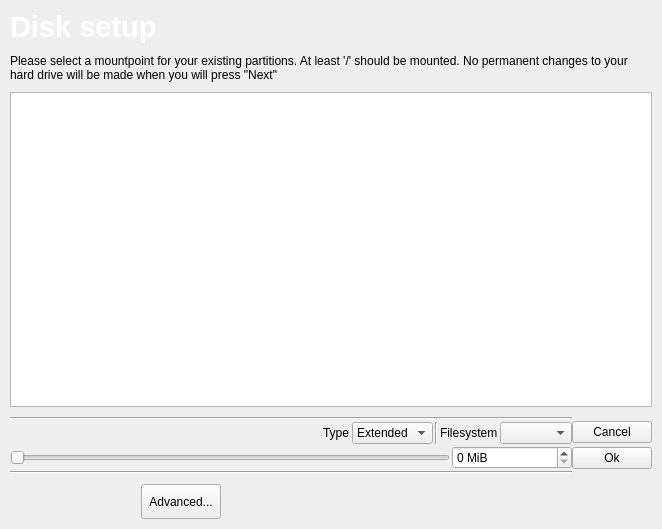
Inkane/Tribe, file ui/pages/partition.ui: the form before one commit.
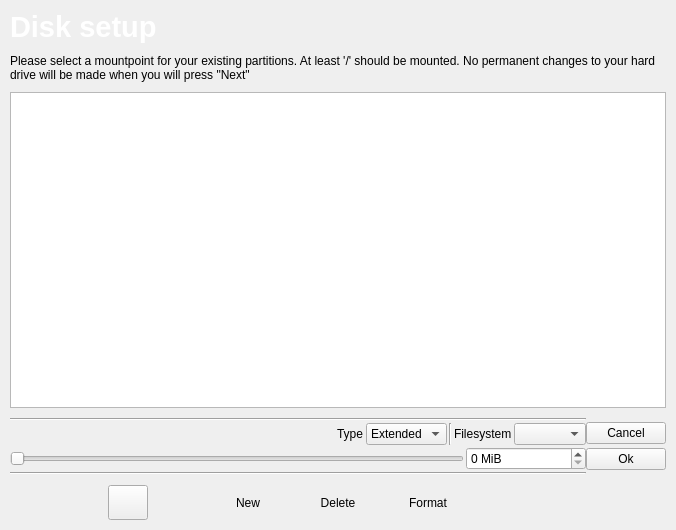
The form after the commit. Custom widgets are drawn as their Qt base class.

What changed in the file:
```diff
--- a/ui/pages/partition.ui
+++ b/ui/pages/partition.ui
@@ -6,8 +6,8 @@
    <rect>
     <x>0</x>
     <y>0</y>
-    <width>662</width>
-    <height>529</height>
+    <width>676</width>
+    <height>530</height>
    </rect>
   </property>
   <property name="windowTitle">
@@ -228,9 +228,31 @@
          <height>35</height>
         </size>
        </property>
-       <property name="text">
+       <property name="toolTip">
         <string>Advanced...</string>
        </property>
+       <property name="text">
+        <string/>
+       </property>
+      </widget>
+     </item>
+     <item>
+      <widget class="QPushButton" name="newPartTableButton">
+       <property name="minimumSize">
+        <size>
+         <width>35</width>
+         <height>35</height>
+        </size>
+       </property>
+       <property name="toolTip">
+        <string>Create a new partition table on the selected device</string>
+       </property>
+       <property name="text">
+        <string/>
+       </property>
+       <property name="flat">
+        <bool>true</bool>
+       </property>
       </widget>
      </item>
      <item>
@@ -245,7 +267,7 @@
         <string>Create a new partition</string>
        </property>
        <property name="text">
-        <string/>
+        <string>New</string>
        </property>
        <property name="flat">
         <bool>true</bool>
@@ -264,7 +286,7 @@
         <string>Delete the selected partition</string>
        </property>
        <property name="text">
-        <string/>
+        <string>Delete</string>
        </property>
        <property name="flat">
         <bool>true</bool>
@@ -283,7 +305,7 @@
         <string>Mark the selected partition to be formatted</string>
        </property>
        <property name="text">
-        <string/>
+        <string>Format</string>
        </property>
        <property name="checkable">
         <bool>true</bool>
@@ -293,25 +315,6 @@
        </property>
       </widget>
      </item>
-     <item>
-      <widget class="QPushButton" name="newPartTableButton">
-       <property name="minimumSize">
-        <size>
-         <width>35</width>
-         <height>35</height>
-        </size>
-       </property>
-       <property name="toolTip">
-        <string>Create a new partition table on the selected device</string>
-       </property>
-       <property name="text">
-        <string/>
-       </property>
-       <property name="flat">
-        <bool>true</bool>
-       </property>
-      </widget>
-     </item>
      <item>
       <widget class="QPushButton" name="undoButton">
        <property name="minimumSize">
```
Left out of the diff: 6 changed lines with no effect on the pictures.
